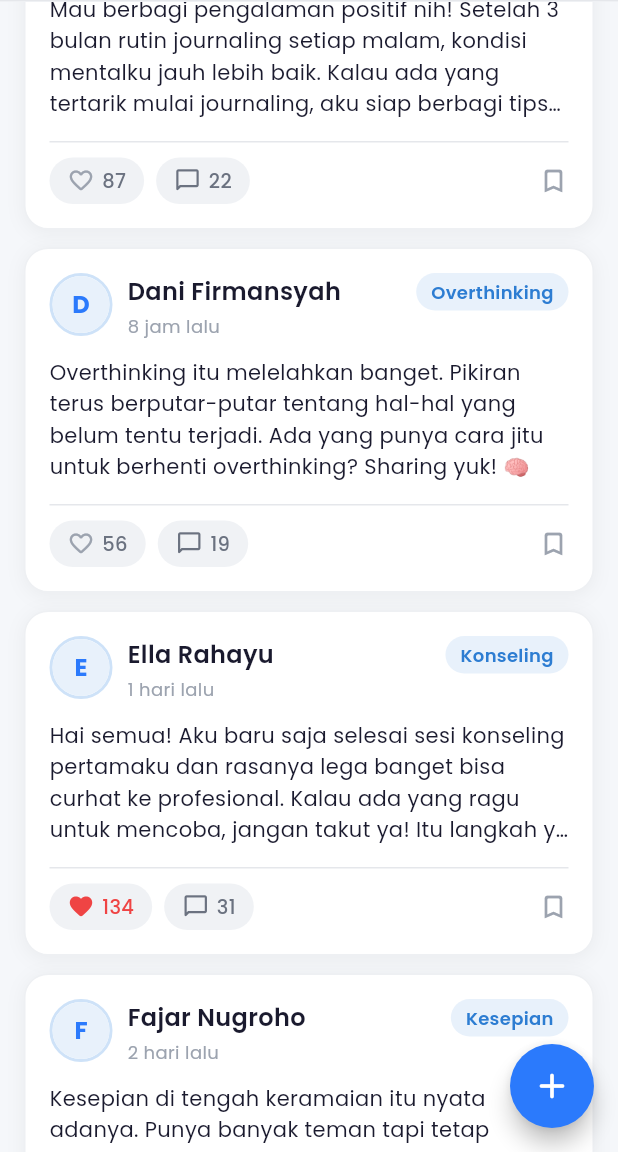
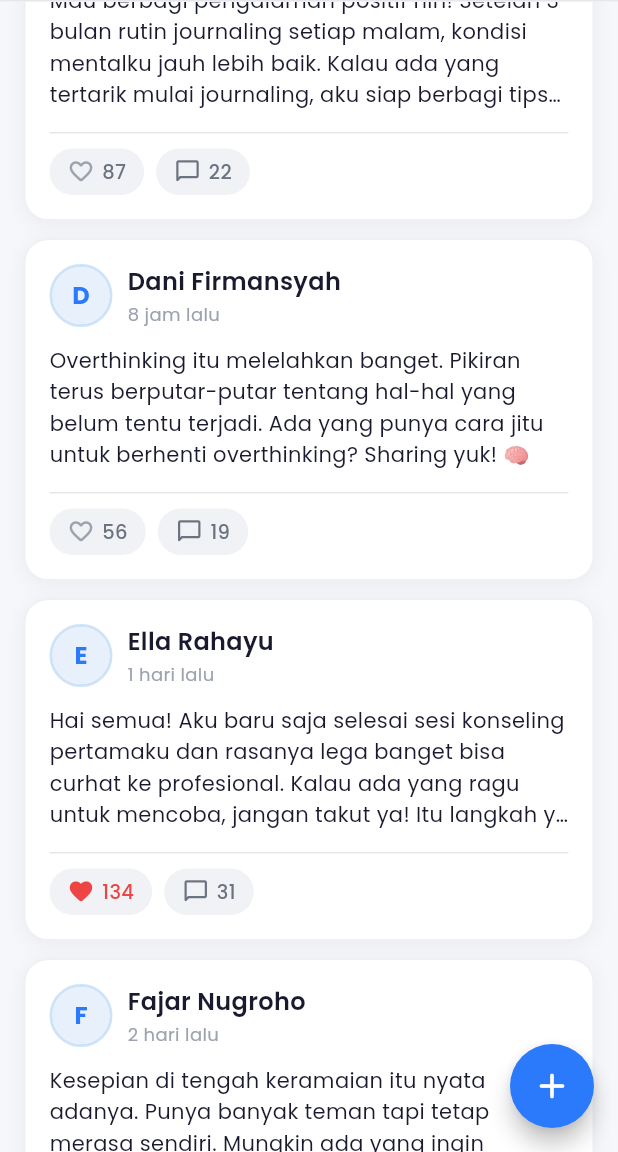
Before and after one commit to ahmaddinar02/Curhatin-app, a Flutter app: the ForumPage screen opened directly, scrolled down 576 dp, on a phone screen of 412 x 824 dp, the part 84-1236 px from its top. Run offline on Flutter 3.47's test engine with Material 3 defaults, Android fonts, the phone set to English and light mode, and no system bars; our stand-ins replace google_fonts; network calls fail.

Commit message:
halaman diskusi 1

```diff
--- a/apps/mobile/lib/features/forum/widgets/discussion_card.dart
+++ b/apps/mobile/lib/features/forum/widgets/discussion_card.dart
@@ -36,7 +36,7 @@ class DiscussionCard extends StatelessWidget {
         child: Column(
           crossAxisAlignment: CrossAxisAlignment.start,
           children: [
-            // Header: Avatar + Name + Time + Category
+            // Header: Avatar + Name + Time
             Row(
               crossAxisAlignment: CrossAxisAlignment.start,
               children: [
@@ -46,17 +46,10 @@ class DiscussionCard extends StatelessWidget {
                   child: Column(
                     crossAxisAlignment: CrossAxisAlignment.start,
                     children: [
-                      Row(
-                        children: [
-                          Expanded(
-                            child: Text(
-                              discussion.userName,
-                              style: AppTextStyles.heading3,
-                              overflow: TextOverflow.ellipsis,
-                            ),
-                          ),
-                          CategoryBadge(category: discussion.category),
-                        ],
+                      Text(
+                        discussion.userName,
+                        style: AppTextStyles.heading3,
+                        overflow: TextOverflow.ellipsis,
                       ),
                       const SizedBox(height: 2),
                       TimeAgoText(dateTime: discussion.createdAt),
@@ -121,12 +114,6 @@ class DiscussionCard extends StatelessWidget {
                   label: '${discussion.commentCount}',
                   labelColor: AppColors.textSecondary,
                   onTap: onComment,
-                ),
-                const Spacer(),
-                Icon(
-                  Icons.bookmark_border_rounded,
-                  size: 20,
-                  color: AppColors.textTertiary,
                 ),
               ],
             ),
```
